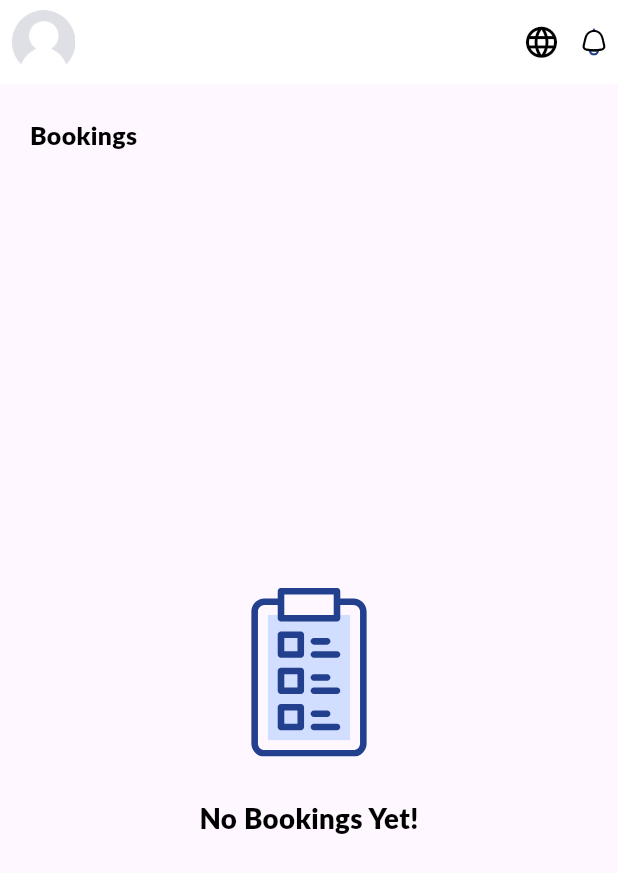
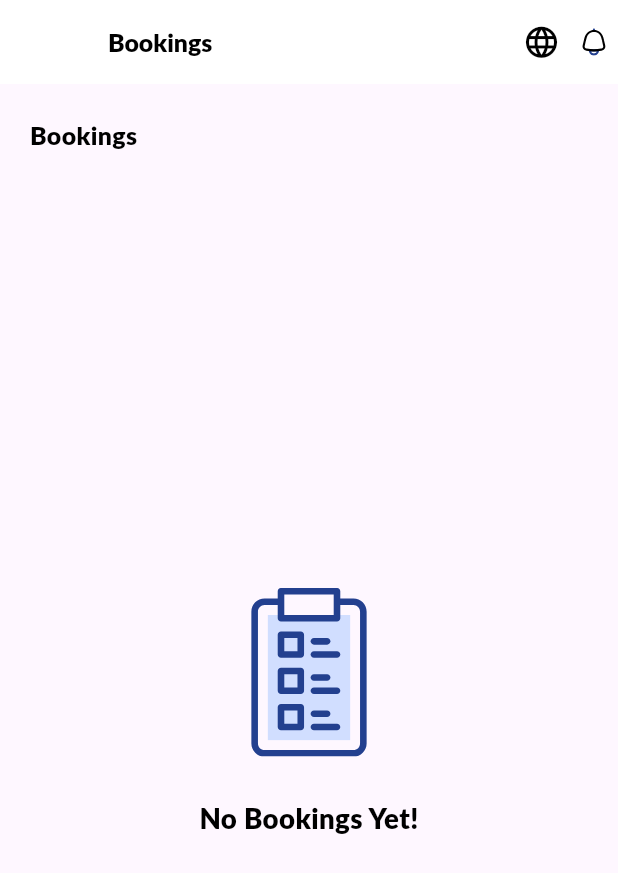
Before and after one commit to Dawood448/cleany, a Flutter app: the TabBookings screen opened directly, on a phone screen of 412 x 824 dp. Shown: the top 873 px of the screen. Run offline on Flutter 3.47's test engine with Material 3 defaults, Android fonts, the phone set to English and light mode, and no system bars; our stand-ins replace cloud_firestore, date_format, firebase_core, firebase_messaging, flutter_local_notifications, flutter_rating_bar and 10 more; missing offline and left inert: maps_launcher; accounts and stored records are empty; network calls fail; statements that could not run were skipped; project files that could hold a hidden picture were left out.

```diff
--- a/lib/screens/home/tab/tab_bookings.dart
+++ b/lib/screens/home/tab/tab_bookings.dart
@@ -110,45 +110,14 @@ class _TabBookingsState extends State<TabBookings> {
           backgroundColor: Colors.white,
           elevation: 0,
           title: getCustomFont(
-            (() {
-              if (cleanerProfile.details.isNotEmpty) {
-                // print(cleanerProfile.details.first.profile.firstName);
-                return '${cleanerProfile.details.first.profile.firstName} ${cleanerProfile.details.first.profile.lastName}';
-              } else {
-                return '';
-              }
-            })(),
-            16,
+            'Bookings'.tr,
+            18,
             Colors.black,
             1,
-            fontWeight: FontWeight.w400,
+            fontWeight: FontWeight.w900,
           ),
           // centerTitle: true,
-          leading: Padding(
-            padding: const EdgeInsets.only(left: 8.0),
-            child: Row(
-              mainAxisAlignment: MainAxisAlignment.start,
-              crossAxisAlignment: CrossAxisAlignment.center,
-              children: [
-                Container(
-                  height: FetchPixels.getPixelHeight(46),
-                  width: FetchPixels.getPixelHeight(46),
-                  decoration: BoxDecoration(
-                    image: getDecorationAssetImage(
-                      context,
-                      cleanerProfile.details.isNotEmpty
-                          ? cleanerProfile.details.first.profile.gender
-                                      .toLowerCase() ==
-                                  'male'
-                              ? 'male.png'
-                              : 'female.png'
-                          : 'profile_image.png',
-                    ),
-                  ),
-                ),
-              ],
-            ),
-          ),
+          leading: SizedBox(),
           actions: [
             IconButton(
               onPressed: () {
```
Also changed, not shown: lib/dashboard.dart (+104 -6 lines).
